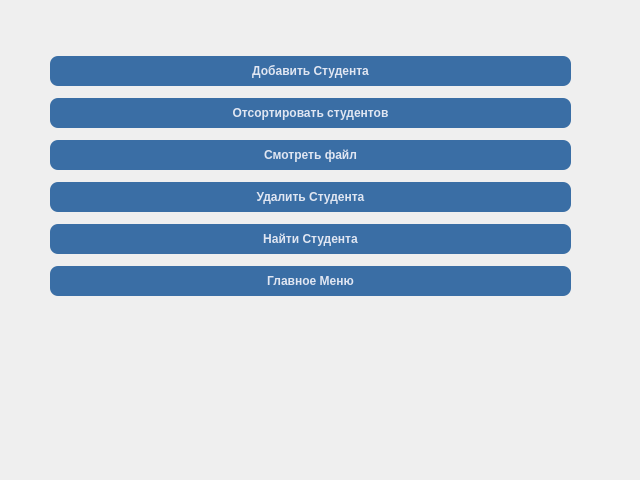
Old version of the form ui/studentdataservice.ui in the repository Gerakl1123/ARDA_Stud_Manager.
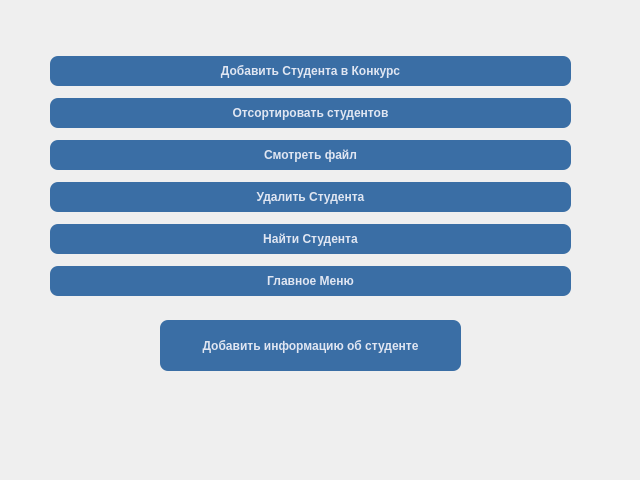
New version of the form.

```diff
--- a/ui/studentdataservice.ui
+++ b/ui/studentdataservice.ui
@@ -42,7 +42,7 @@
     }</string>
       </property>
       <property name="text">
-       <string>Добавить Студента</string>
+       <string>Добавить Студента в Конкурс</string>
       </property>
      </widget>
     </item>
@@ -163,6 +163,35 @@
     </item>
    </layout>
   </widget>
+  <widget class="QPushButton" name="pushButton">
+   <property name="geometry">
+    <rect>
+     <x>160</x>
+     <y>320</y>
+     <width>301</width>
+     <height>51</height>
+    </rect>
+   </property>
+   <property name="styleSheet">
+    <string notr="true">  QPushButton {
+        background-color: #3A6EA5;
+        color: #E0E6F2;
+        border: none;
+        border-radius: 8px;
+        padding: 8px 16px;
+        font-weight: 600;
+    }
+    QPushButton:hover {
+        background-color: #5591D3;
+    }
+    QPushButton:pressed {
+        background-color: #2C5588;
+    }</string>
+   </property>
+   <property name="text">
+    <string>Добавить информацию об студенте</string>
+   </property>
+  </widget>
  </widget>
  <resources/>
  <connections/>
```
